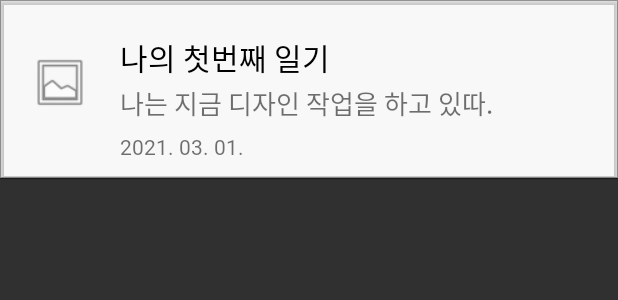
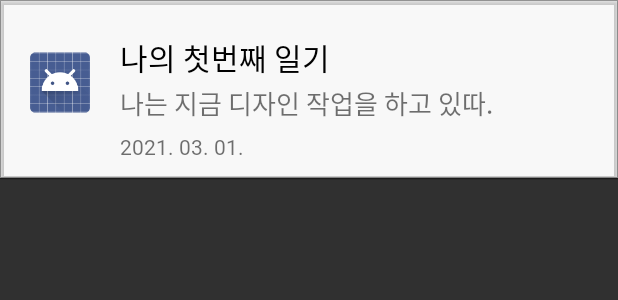
Before and after one commit to ccomangi2/A-ha-Android, an Android app: the layout memo_list.xml on its own in the app's theme, with its tools: preview values and no code run, on a phone screen of 412 x 824 dp. Shown: the top 300 px of the screen. Run offline under Robolectric (Android 15) with nearby library versions, the phone set to English and light mode, and no system bars.

```diff
--- a/app/build.gradle
+++ b/app/build.gradle
@@ -36,7 +36,7 @@ dependencies {
 
     implementation "org.jetbrains.kotlin:kotlin-stdlib:$kotlin_version"
     implementation 'androidx.core:core-ktx:1.3.2'
-    implementation 'androidx.appcompat:appcompat:1.2.0'
+    implementation 'androidx.appcompat:appcompat:1.2.0'+
     implementation 'com.google.android.material:material:1.3.0'
     implementation 'androidx.constraintlayout:constraintlayout:2.0.4'
     implementation 'androidx.drawerlayout:drawerlayout:1.1.1'
@@ -51,4 +51,7 @@ dependencies {
     implementation 'com.android.support:design:27.1.1'
 
     implementation 'com.google.android.material:material:1.3.0'
+
+    //noinspection GradleCompatible
+    implementation 'com.android.support:recyclerview-v7:26.1.0'
 }
--- a/app/src/main/res/layout/memo_list.xml
+++ b/app/src/main/res/layout/memo_list.xml
@@ -34,7 +34,7 @@
                     android:layout_alignParentRight="true"
                     android:layout_alignParentBottom="true"
                     android:layout_marginBottom="10dp"
-                    app:srcCompat="@android:drawable/ic_menu_gallery" />
+                    app:srcCompat="@android:drawable/sym_def_app_icon" />
             </RelativeLayout>
 
             <LinearLayout
```
Also changed, not shown: app/src/main/res/drawable-v24/button_check_off.png (added), app/src/main/res/drawable-v24/icon_memo_p.png (added), app/src/main/res/drawable-v24/icon_memo_text.png (added).
